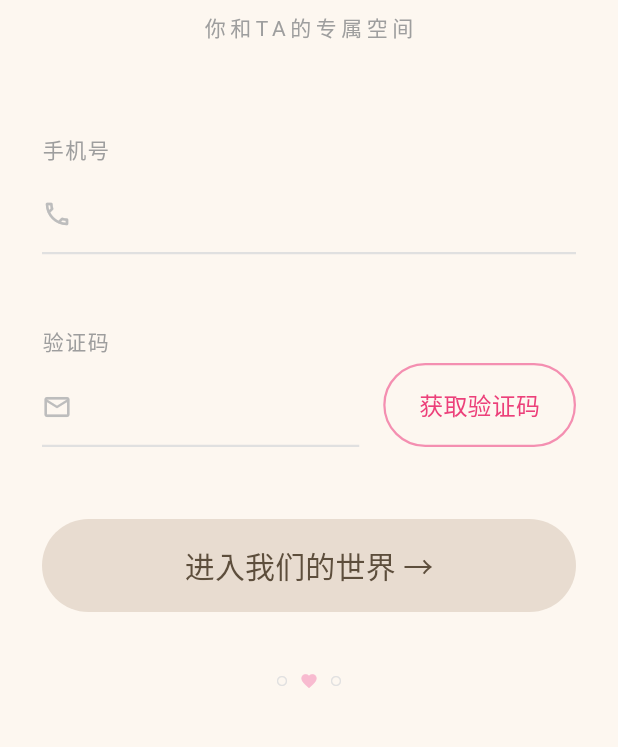
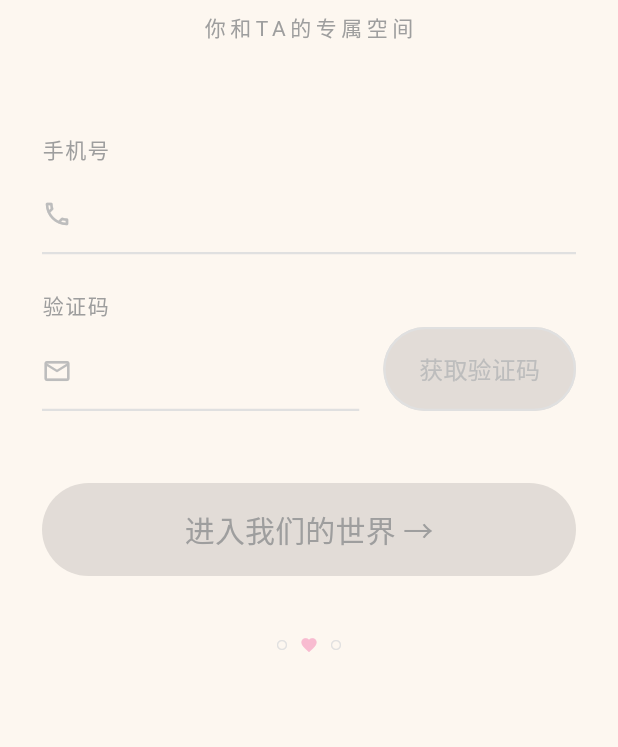
Before and after one commit to lvwanze/lome, a Flutter app: the screen it shows after launch, on a phone screen of 412 x 824 dp, the part 417-1164 px from its top. Run offline on Flutter 3.47's test engine with Material 3 defaults, Android fonts, the phone set to English and light mode, and no system bars; our stand-ins replace google_fonts, shared_preferences.

Commit message:
Refactor login page for better code handling

```diff
--- a/lib/pages/login_page.dart
+++ b/lib/pages/login_page.dart
@@ -1,6 +1,7 @@
 import 'package:flutter/material.dart';
 import 'package:google_fonts/google_fonts.dart';
 import 'package:lome/services/auth_service.dart';
+import 'package:lome/styles/app_theme.dart';
 import 'home_page.dart';
 
 class LoginPage extends StatefulWidget {
@@ -13,8 +14,25 @@ class LoginPage extends StatefulWidget {
 class _LoginPageState extends State<LoginPage> {
   final TextEditingController _phoneController = TextEditingController();
   final TextEditingController _codeController = TextEditingController();
+
   bool _codeSent = false;
   int _countdown = 0;
+  bool _isLoggingIn = false;
+  bool _isSendingCode = false;
+
+  // 判断登录按钮是否可点击
+  bool get _canLogin {
+    return _phoneController.text.length == 11 &&
+           _codeController.text.length == 6 &&
+           !_isLoggingIn;
+  }
+
+  // 判断获取验证码按钮是否可点击
+  bool get _canSendCode {
+    return _phoneController.text.length == 11 &&
+           !_codeSent &&
+           !_isSendingCode;
+  }
 
   void _startCountdown() {
     Future.delayed(const Duration(seconds: 1), () {
@@ -26,69 +44,65 @@ class _LoginPageState extends State<LoginPage> {
       } else {
         setState(() {
           _codeSent = false;
+          _countdown = 0;
         });
       }
     });
   }
 
   void _sendCode() async {
-    if (_phoneController.text.length != 11) {
-      ScaffoldMessenger.of(context).showSnackBar(
-        const SnackBar(content: Text('📝 写对手机号哦')),
-      );
-      return;
-    }
+    if (!_canSendCode) return;
 
+    setState(() {
+      _isSendingCode = true;
+    });
+
+    try {
+      await AuthService().sendCode(_phoneController.text.trim());
+
+      if (!mounted) return;
+
+      // 发送成功，开始倒计时
       setState(() {
         _codeSent = true;
         _countdown = 60;
+        _isSendingCode = false;
       });
       _startCountdown();
 
-    try {
-      await AuthService().sendCode(_phoneController.text);
-      if (!mounted) return;
       ScaffoldMessenger.of(context).showSnackBar(
         const SnackBar(content: Text('💌 验证码已发送，快去查看')),
       );
     } catch (e) {
       if (!mounted) return;
+      setState(() {
+        _isSendingCode = false;
+      });
       ScaffoldMessenger.of(context).showSnackBar(
         SnackBar(content: Text('发送失败：$e')),
       );
-      setState(() {
-        _codeSent = false;
-        _countdown = 0;
-      });
     }
   }
 
   void _login() async {
-    if (_phoneController.text.length != 11) {
-      ScaffoldMessenger.of(context).showSnackBar(
-        const SnackBar(content: Text('📝 写对手机号哦')),
-      );
-      return;
-    }
+    if (!_canLogin) return;
 
-    if (_codeController.text.isEmpty) {
-      ScaffoldMessenger.of(context).showSnackBar(
-        const SnackBar(content: Text('🔐 输入验证码吧')),
-      );
-      return;
-    }
+    setState(() {
+      _isLoggingIn = true;
+    });
 
-    // 调用 AuthService 登录（成功返回 User，失败抛异常）
     try {
       final user = await AuthService().login(
-        _phoneController.text,
-        _codeController.text,
+        _phoneController.text.trim(),
+        _codeController.text.trim(),
       );
+
       if (!mounted) return;
+
       ScaffoldMessenger.of(context).showSnackBar(
         SnackBar(content: Text('✨ 欢迎回来，${user.nickname} ✨')),
       );
-      // ⭐ 关键：跳转到主页
+
       Navigator.pushReplacement(
         context,
         MaterialPageRoute(builder: (context) => const HomePage()),
@@ -98,8 +112,15 @@ class _LoginPageState extends State<LoginPage> {
       ScaffoldMessenger.of(context).showSnackBar(
         SnackBar(content: Text('登录失败：$e')),
       );
+    } finally {
+      if (mounted) {
+        setState(() {
+          _isLoggingIn = false;
+        });
       }
     }
+  }
+
   @override
   Widget build(BuildContext context) {
     return Scaffold(
@@ -112,6 +133,8 @@ class _LoginPageState extends State<LoginPage> {
               crossAxisAlignment: CrossAxisAlignment.start,
               children: [
                 const SizedBox(height: 60),
+
+                // ===== Logo区域 =====
                 Center(
                   child: Column(
                     children: [
@@ -156,14 +179,20 @@ class _LoginPageState extends State<LoginPage> {
                     ],
                   ),
                 ),
+
                 const SizedBox(height: 60),
+
+                // ===== 手机号输入 =====
                 _buildHandwritingField(
                   controller: _phoneController,
                   label: '手机号',
                   icon: Icons.phone_outlined,
+                  onChanged: (_) => setState(() {}),
                 ),
+
                 const SizedBox(height: 24),
-                const SizedBox(height: 24),
+
+                // ===== 验证码输入 + 获取按钮 =====
                 Row(
                   crossAxisAlignment: CrossAxisAlignment.end,
                   children: [
@@ -172,29 +201,43 @@ class _LoginPageState extends State<LoginPage> {
                         controller: _codeController,
                         label: '验证码',
                         icon: Icons.mail_outline,
+                        onChanged: (_) => setState(() {}),
                       ),
                     ),
                     const SizedBox(width: 16),
                     SizedBox(
                       height: 56,
                       child: ElevatedButton(
-                        onPressed: _codeSent ? null : _sendCode,
+                        onPressed: _canSendCode ? _sendCode : null,
                         style: ElevatedButton.styleFrom(
                           backgroundColor: Colors.transparent,
                           elevation: 0,
                           shape: RoundedRectangleBorder(
                             side: BorderSide(
-                              color: Colors.pink.shade200,
+                              color: _canSendCode
+                                  ? Colors.pink.shade200
+                                  : Colors.grey.shade300,
                               width: 1.5,
                             ),
                             borderRadius: BorderRadius.circular(30),
                           ),
                         ),
-                        child: Text(
+                        child: _isSendingCode
+                            ? SizedBox(
+                                width: 20,
+                                height: 20,
+                                child: CircularProgressIndicator(
+                                  strokeWidth: 2,
+                                  color: Colors.pink.shade400,
+                                ),
+                              )
+                            : Text(
                                 _codeSent ? '$_countdown 秒' : '获取验证码',
                                 style: GoogleFonts.caveat(
                                   fontSize: 16,
-                            color: Colors.pink.shade400,
+                                  color: _canSendCode
+                                      ? Colors.pink.shade400
+                                      : Colors.grey.shade400,
                                   fontWeight: FontWeight.w500,
                                 ),
                               ),
@@ -202,30 +245,49 @@ class _LoginPageState extends State<LoginPage> {
                     ),
                   ],
                 ),
+
                 const SizedBox(height: 48),
+
+                // ===== 登录按钮 =====
                 SizedBox(
                   width: double.infinity,
                   child: ElevatedButton(
-                    onPressed: _login,
+                    onPressed: _canLogin ? _login : null,
                     style: ElevatedButton.styleFrom(
-                      backgroundColor: const Color(0xFFE8DCD0),
+                      backgroundColor: _canLogin
+                          ? const Color(0xFFE8DCD0)
+                          : Colors.grey.shade200,
                       elevation: 0,
                       padding: const EdgeInsets.symmetric(vertical: 16),
                       shape: RoundedRectangleBorder(
                         borderRadius: BorderRadius.circular(40),
                       ),
                     ),
-                    child: Text(
+                    child: _isLoggingIn
+                        ? SizedBox(
+                            width: 24,
+                            height: 24,
+                            child: CircularProgressIndicator(
+                              strokeWidth: 2.5,
+                              color: const Color(0xFF5D4E3C),
+                            ),
+                          )
+                        : Text(
                             '进入我们的世界 →',
                             style: GoogleFonts.caveat(
                               fontSize: 20,
                               fontWeight: FontWeight.w500,
-                        color: const Color(0xFF5D4E3C),
+                              color: _canLogin
+                                  ? const Color(0xFF5D4E3C)
+                                  : Colors.grey.shade500,
                             ),
                           ),
                   ),
                 ),
+
                 const SizedBox(height: 40),
+
+                // ===== 底部装饰 =====
                 Center(
                   child: Row(
                     mainAxisAlignment: MainAxisAlignment.center,
@@ -236,7 +298,11 @@ class _LoginPageState extends State<LoginPage> {
                         color: Colors.grey.shade300,
                       ),
                       const SizedBox(width: 8),
-                      Icon(Icons.favorite, size: 12, color: Colors.pink.shade100),
+                      Icon(
+                        Icons.favorite,
+                        size: 12,
+                        color: Colors.pink.shade100,
+                      ),
                       const SizedBox(width: 8),
                       Icon(
                         Icons.circle_outlined,
@@ -253,10 +319,12 @@ class _LoginPageState extends State<LoginPage> {
       ),
     );
   }
+
   Widget _buildHandwritingField({
     required TextEditingController controller,
     required String label,
     required IconData icon,
+    ValueChanged<String>? onChanged,
   }) {
     return Column(
       crossAxisAlignment: CrossAxisAlignment.start,
@@ -294,6 +362,7 @@ class _LoginPageState extends State<LoginPage> {
                     isDense: true,
                     contentPadding: EdgeInsets.symmetric(vertical: 12),
                   ),
+                  onChanged: onChanged,
                 ),
               ),
             ],
```
Lines whose indentation alone changed are shown as unchanged.
